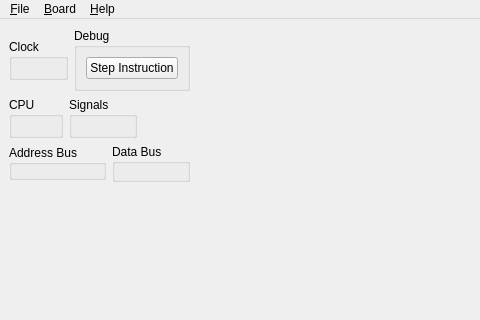
Above: src/MainWindow.ui from DerSauron/66502emu before the change; both pictures show x 0 to 480 and y 0 to 320 of the 1302 by 679 pixel window. Below: the same form after it.
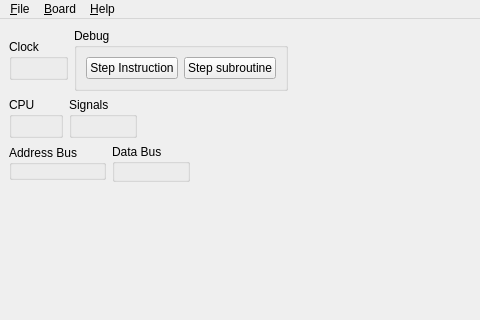
That is the form after the change. Icons and pictures are not drawn. Custom widgets are drawn as their Qt base class.

Commit message: Dix: Debug buttons

```diff
--- a/src/MainWindow.ui
+++ b/src/MainWindow.ui
@@ -66,6 +66,17 @@
            </property>
           </widget>
          </item>
+         <item>
+          <widget class="QPushButton" name="stepSubroutineButton">
+           <property name="text">
+            <string>Step subroutine</string>
+           </property>
+           <property name="icon">
+            <iconset resource="icons.qrc">
+             <normaloff>:/icons/step-subroutine.png</normaloff>:/icons/step-subroutine.png</iconset>
+           </property>
+          </widget>
+         </item>
         </layout>
        </widget>
       </item>
```
Left out of the diff: 11 changed lines with no effect on the pictures. The commit also changes 1 other file.
